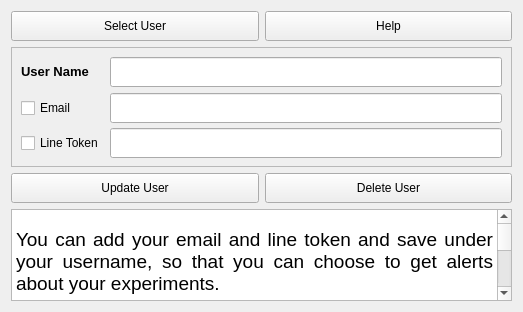
Before: the Qt Designer form AlertSettings.ui in badarirao/Dielectric, drawn with Qt 5.
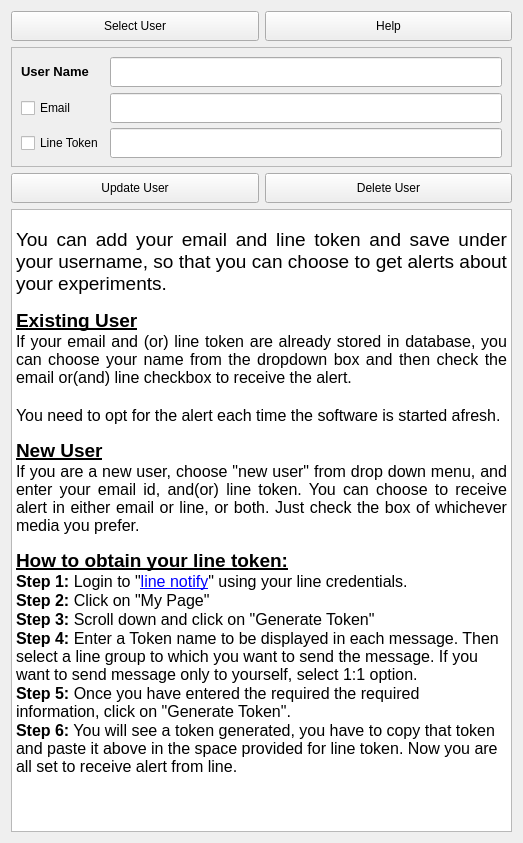
After: the same form once the commit is applied.

```diff
--- a/AlertSettings.ui
+++ b/AlertSettings.ui
@@ -7,7 +7,7 @@
     <x>0</x>
     <y>0</y>
     <width>523</width>
-    <height>312</height>
+    <height>843</height>
    </rect>
   </property>
   <property name="minimumSize">
```
